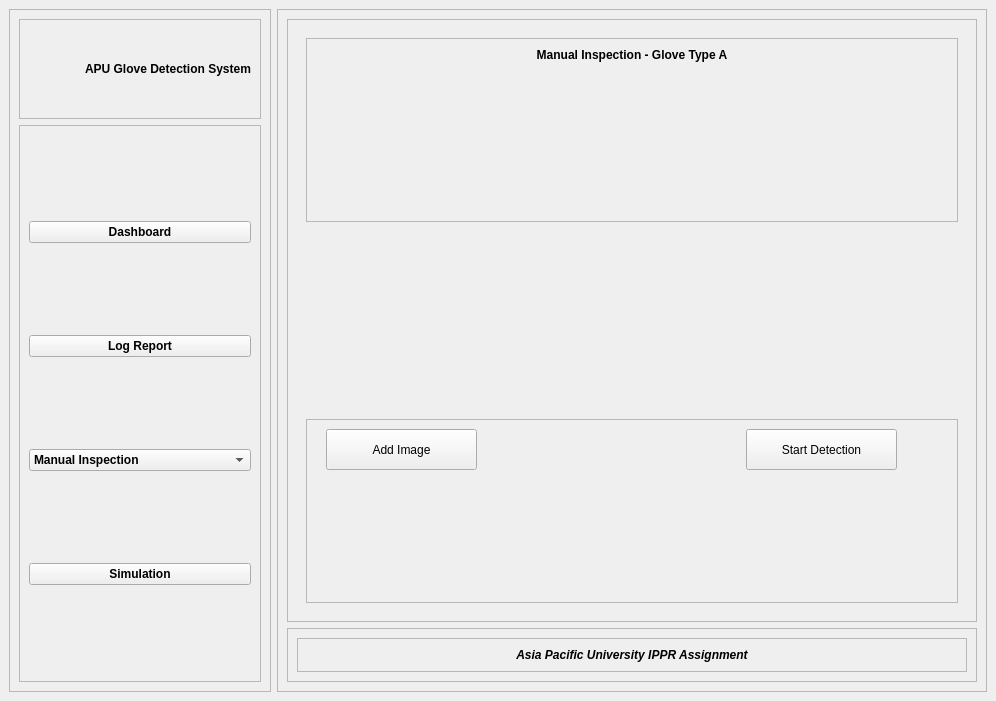
The window that UI_Design/manual_inspection_screen.ui (JJLee2910/Glove-Defect-Detection-System) describes before a commit, drawn with Qt 5.
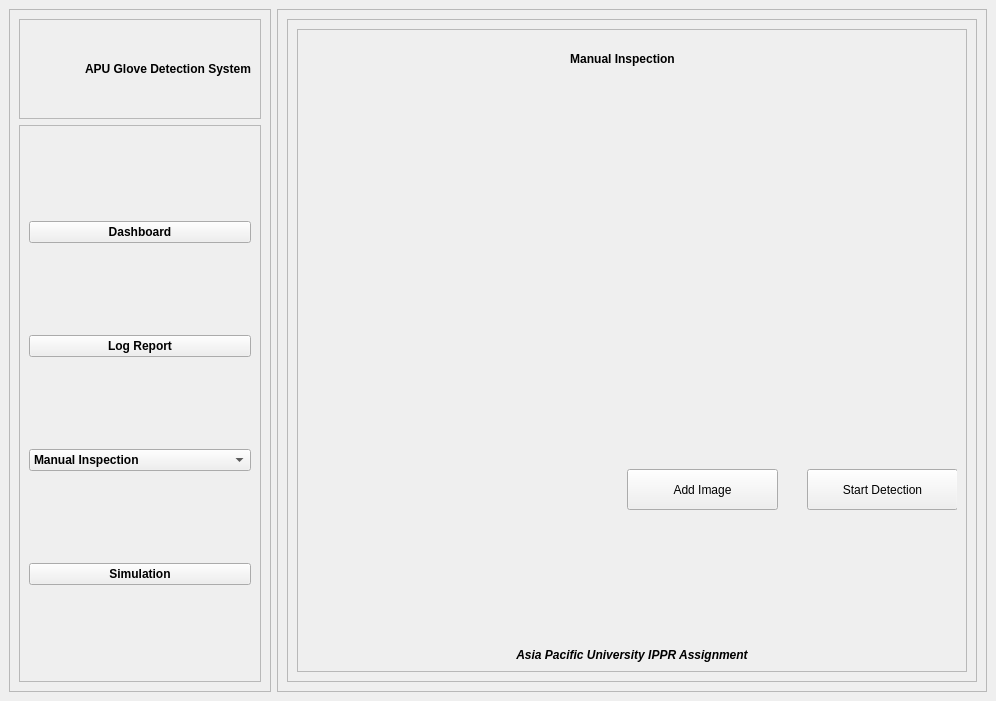
The same window after the commit. Icons and pictures are not drawn.

Commit message: added silicone glove images & add_image function

What changed in the file:
```diff
--- a/UI_Design/manual_inspection_screen.ui
+++ b/UI_Design/manual_inspection_screen.ui
@@ -216,6 +216,12 @@
     </item>
     <item>
      <widget class="QFrame" name="dashbord_main_frame">
+      <property name="sizePolicy">
+       <sizepolicy hsizetype="Preferred" vsizetype="Preferred">
+        <horstretch>1</horstretch>
+        <verstretch>0</verstretch>
+       </sizepolicy>
+      </property>
       <property name="frameShape">
        <enum>QFrame::StyledPanel</enum>
       </property>
@@ -224,32 +230,40 @@
       </property>
       <layout class="QVBoxLayout" name="verticalLayout_3">
        <item>
-        <widget class="QFrame" name="chart_frame">
+        <widget class="QFrame" name="label_info_frame">
          <property name="frameShape">
           <enum>QFrame::StyledPanel</enum>
          </property>
          <property name="frameShadow">
           <enum>QFrame::Raised</enum>
          </property>
-         <layout class="QHBoxLayout" name="horizontalLayout_7">
+         <layout class="QHBoxLayout" name="horizontalLayout_6">
           <item>
-           <widget class="QStackedWidget" name="chart_widget">
-            <property name="currentIndex">
-             <number>0</number>
-            </property>
-            <widget class="QWidget" name="page">
-             <layout class="QVBoxLayout" name="verticalLayout_6">
-              <item>
-               <widget class="QFrame" name="defect_chart_frame">
+           <widget class="QFrame" name="info_frame">
                 <property name="frameShape">
                  <enum>QFrame::StyledPanel</enum>
                 </property>
                 <property name="frameShadow">
                  <enum>QFrame::Raised</enum>
                 </property>
-                <layout class="QVBoxLayout" name="verticalLayout_7">
-                 <item alignment="Qt::AlignTop">
-                  <widget class="QLabel" name="title_label">
+            <layout class="QVBoxLayout" name="verticalLayout_5">
+             <item>
+              <widget class="QWidget" name="widget" native="true">
+               <property name="sizePolicy">
+                <sizepolicy hsizetype="Preferred" vsizetype="Preferred">
+                 <horstretch>0</horstretch>
+                 <verstretch>1</verstretch>
+                </sizepolicy>
+               </property>
+               <widget class="QLabel" name="title_label_6">
+                <property name="geometry">
+                 <rect>
+                  <x>0</x>
+                  <y>10</y>
+                  <width>631</width>
+                  <height>20</height>
+                 </rect>
+                </property>
                    <property name="font">
                     <font>
                      <weight>75</weight>
@@ -257,18 +271,21 @@
                     </font>
                    </property>
                    <property name="text">
-                    <string>Manual Inspection - Glove Type A</string>
+                 <string>Manual Inspection</string>
                    </property>
                    <property name="alignment">
                     <set>Qt::AlignCenter</set>
                    </property>
                   </widget>
-                 </item>
-                </layout>
-               </widget>
-              </item>
-              <item>
-               <widget class="QLabel" name="label">
+               <widget class="QLabel" name="PictureLabel">
+                <property name="geometry">
+                 <rect>
+                  <x>10</x>
+                  <y>40</y>
+                  <width>641</width>
+                  <height>360</height>
+                 </rect>
+                </property>
                 <property name="sizePolicy">
                  <sizepolicy hsizetype="Minimum" vsizetype="Minimum">
                   <horstretch>0</horstretch>
@@ -281,40 +298,15 @@
                 <property name="pixmap">
                  <pixmap>../../../../Downloads/3dvisu-A4MkgsyXt1Q-unsplash.jpg</pixmap>
                 </property>
-               </widget>
-              </item>
-              <item>
-               <widget class="QFrame" name="frame">
-                <property name="sizePolicy">
-                 <sizepolicy hsizetype="Expanding" vsizetype="Minimum">
-                  <horstretch>0</horstretch>
-                  <verstretch>0</verstretch>
-                 </sizepolicy>
+                <property name="scaledContents">
+                 <bool>true</bool>
                 </property>
-                <property name="frameShape">
-                 <enum>QFrame::StyledPanel</enum>
-                </property>
-                <property name="frameShadow">
-                 <enum>QFrame::Raised</enum>
-                </property>
-                <widget class="QPushButton" name="pushButton">
-                 <property name="geometry">
-                  <rect>
-                   <x>440</x>
-                   <y>10</y>
-                   <width>151</width>
-                   <height>41</height>
-                  </rect>
-                 </property>
-                 <property name="text">
-                  <string>Start Detection</string>
-                 </property>
-                </widget>
-                <widget class="QPushButton" name="pushButton_2">
+               </widget>
+               <widget class="QPushButton" name="AddImageBtn">
                  <property name="geometry">
                   <rect>
-                   <x>20</x>
-                   <y>10</y>
+                  <x>320</x>
+                  <y>430</y>
                    <width>151</width>
                    <height>41</height>
                   </rect>
@@ -323,33 +315,21 @@
                   <string>Add Image</string>
                  </property>
                 </widget>
+               <widget class="QPushButton" name="StartDetectionBtn">
+                <property name="geometry">
+                 <rect>
+                  <x>500</x>
+                  <y>430</y>
+                  <width>151</width>
+                  <height>41</height>
+                 </rect>
+                </property>
+                <property name="text">
+                 <string>Start Detection</string>
+                </property>
                </widget>
-              </item>
-             </layout>
-            </widget>
-           </widget>
-          </item>
-         </layout>
-        </widget>
-       </item>
-       <item>
-        <widget class="QFrame" name="label_info_frame">
-         <property name="frameShape">
-          <enum>QFrame::StyledPanel</enum>
-         </property>
-         <property name="frameShadow">
-          <enum>QFrame::Raised</enum>
-         </property>
-         <layout class="QHBoxLayout" name="horizontalLayout_6">
-          <item>
-           <widget class="QFrame" name="info_frame">
-            <property name="frameShape">
-             <enum>QFrame::StyledPanel</enum>
-            </property>
-            <property name="frameShadow">
-             <enum>QFrame::Raised</enum>
-            </property>
-            <layout class="QVBoxLayout" name="verticalLayout_5">
+              </widget>
+             </item>
              <item>
               <widget class="QLabel" name="info_label">
                <property name="font">
```
Lines whose indentation alone changed are shown as unchanged. The commit also changes 19 other files.
